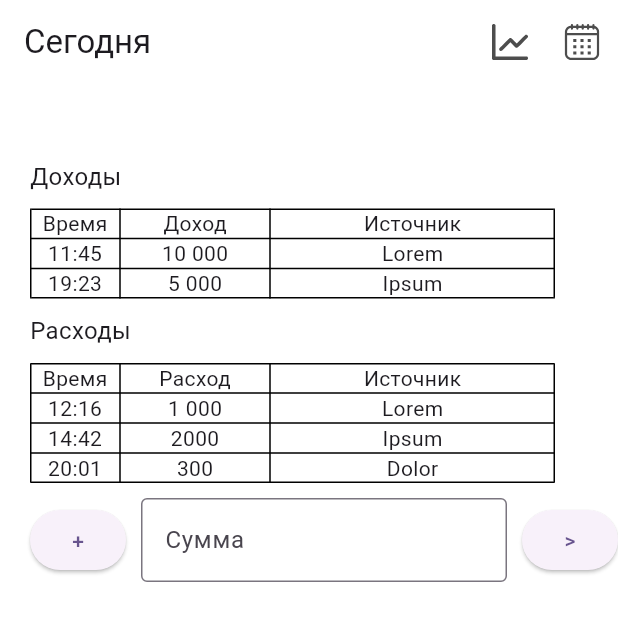
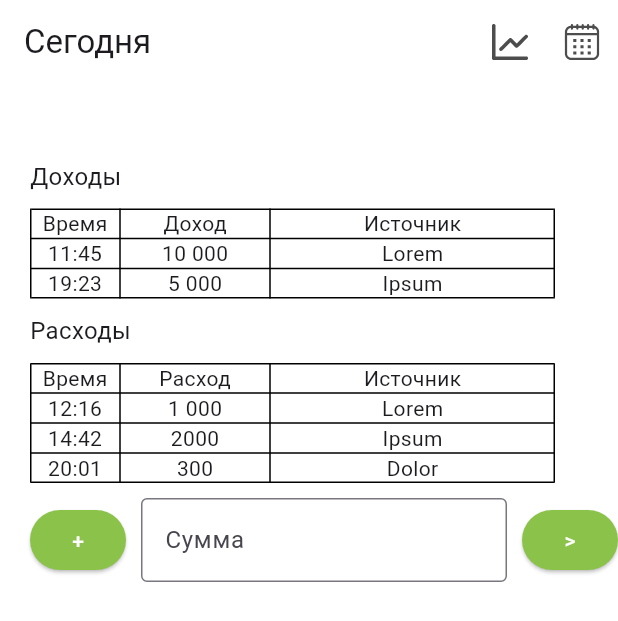
Before and after one commit to MeiirimZh/opulence, a Flutter app: the screen it shows after launch, on a phone screen of 412 x 824 dp. Shown: the top 621 px of the screen. Run offline on Flutter 3.47's test engine with Material 3 defaults, Android fonts, the phone set to English and light mode, and no system bars; our stand-ins replace flutter_svg, shared_preferences.

Commit message:
changed style of buttons in home_screen.dart

```diff
--- a/lib/screens/home_screen.dart
+++ b/lib/screens/home_screen.dart
@@ -182,24 +182,6 @@ class _MyHomePageState extends State<MyHomePage> {
                   ),
                 ],
               ),
-              // Text(_msg, style: TextStyle(fontSize: 18.0)),
-              // Row(
-              //   spacing: 10.0,
-              //   children: [
-              //     ElevatedButton(
-              //       onPressed: () => _setMsg("Привет, Lorem!"),
-              //       child: Text('Lorem'),
-              //     ),
-              //     ElevatedButton(
-              //       onPressed: () => _setMsg("Привет, Ipsum!"),
-              //       child: Text('Ipsum'),
-              //     ),
-              //     ElevatedButton(
-              //       onPressed: () => _setMsg("Привет, Dolor!"),
-              //       child: Text('Dolor'),
-              //     ),
-              //   ],
-              // ),
               Form(
                 key: _formKey,
                 child: Row(
@@ -209,6 +191,10 @@ class _MyHomePageState extends State<MyHomePage> {
                     ElevatedButton(
                       onPressed: () => _setInputAction(),
                       child: Text(_inputAction),
+                      style: ElevatedButton.styleFrom(
+                        backgroundColor: Colors.lightGreen,
+                        foregroundColor: Colors.white
+                      )
                     ),
                     Expanded(
                       child: TextFormField(
@@ -233,6 +219,10 @@ class _MyHomePageState extends State<MyHomePage> {
                     ElevatedButton(
                       onPressed: () => _submitForm(),
                       child: Text(">"),
+                      style: ElevatedButton.styleFrom(
+                        backgroundColor: Colors.lightGreen,
+                        foregroundColor: Colors.white
+                      )
                     ),
                   ],
                 ),
```
